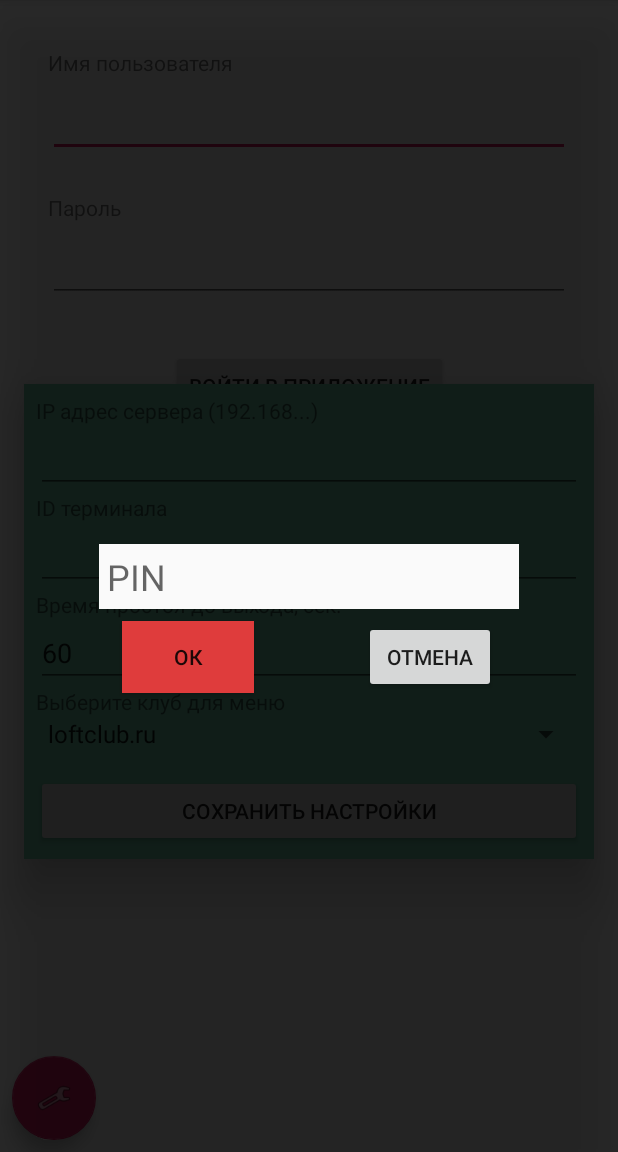
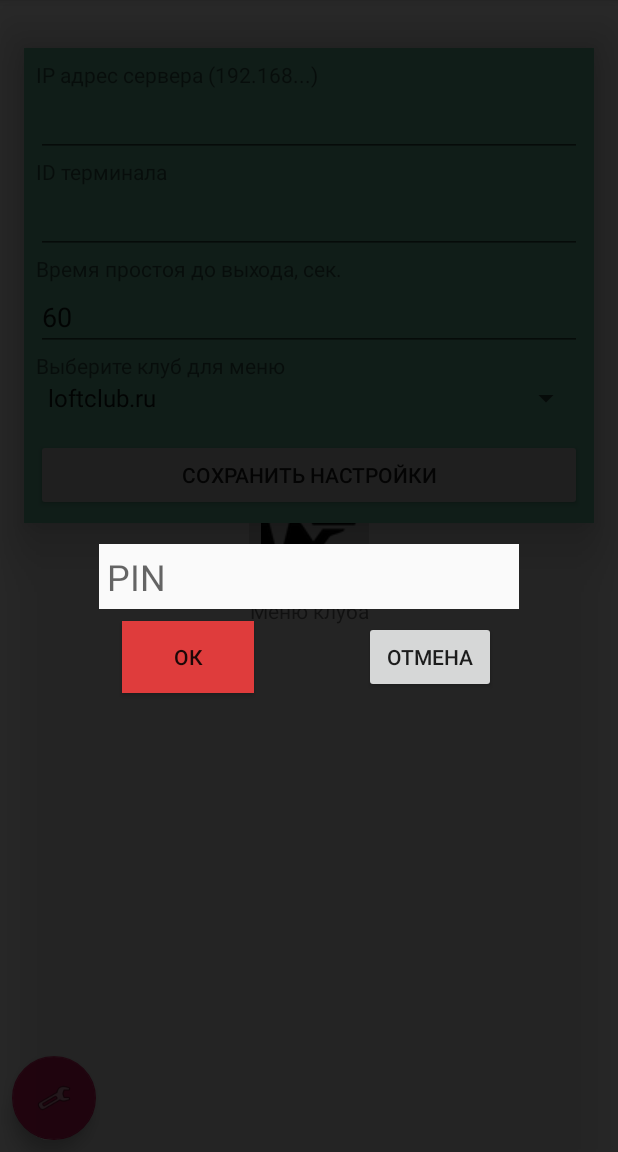
Before and after one commit to RomanAVolodin/ClubsKotlinApp, an Android app: the screen it shows after launch (LoginActivity), after a tap on an icon or button, on a phone screen of 412 x 824 dp, the part 84-1236 px from its top. Run offline under Robolectric (Android 15) with nearby library versions, the phone set to English and light mode, and no system bars; libraries missing offline, so code that uses them is left out: com.xwray.groupie, jp.wasabeef.recyclerview; 5 statements that could not run were skipped.

Commit message:
here we to scanner

```diff
--- a/app/src/main/java/com/clubswaitress/cubswaitressapp/ActivityListener.kt
+++ b/app/src/main/java/com/clubswaitress/cubswaitressapp/ActivityListener.kt
@@ -1,5 +1,6 @@
 package com.clubswaitress.cubswaitressapp
 
+import android.app.PendingIntent.getActivity
 import android.content.Intent
 import android.os.Build
 import android.os.Bundle
@@ -23,6 +24,7 @@ public open class ActivityListener: AppCompatActivity() {
 
     var handler = Handler()
 
+
     var r  = Runnable {
         inactivityAction()
     }
@@ -34,8 +36,6 @@ public open class ActivityListener: AppCompatActivity() {
         val intent = Intent(applicationContext, LoginActivity::class.java)
         intent.flags = Intent.FLAG_ACTIVITY_CLEAR_TOP
         startActivity(intent)
-
-        MainActivity.currentUser = null
         finish()
     }
 
@@ -49,18 +49,32 @@ public open class ActivityListener: AppCompatActivity() {
 
     override fun onDestroy() {
         stopHandler()
-        Log.w("ActivityListener", "---------------   DESTROY DETECTOR ---------------------------")
+        Log.w("ActivityListener", "---------------   DESTROY DETECTOR ${localClassName}---------------------------")
         super.onDestroy()
     }
 
 
     override fun onStop() {
-        stopHandler()
-        Log.w("ActivityListener", "---------------   STOP DETECTOR ---------------------------")
+//        activity.getWindow().getDecorView().getRootView().isShown()
+//        val isVisible = this.window.decorView.isShown
+        if (MainActivity.isTimerOfActivityEnabled) {
+            stopHandler()
+            Log.w("ActivityListener", "--------------- STOP DETECTOR ${localClassName}---------------------------")
+        }
+
         super.onStop()
     }
 
+    override fun onPause() {
+        Log.w("ActivityListener", "--------------- ON PAUSE ${localClassName}---------------------------")
+        MainActivity.isTimerOfActivityEnabled = false
+        super.onPause()
+    }
+
+
     override fun onStart() {
+        Log.w("ActivityListener", "---------------   RESTART DETECTOR ${localClassName}---------------------------")
+        MainActivity.isTimerOfActivityEnabled = true
         stopHandler()
         startHandler()
         super.onStart()
@@ -73,6 +87,7 @@ public open class ActivityListener: AppCompatActivity() {
 
     open fun stopHandler() {
         handler.removeCallbacks(r)
+//        MainActivity.handler = Handler()
     }
 
     open fun startHandler() {
--- a/app/src/main/java/com/clubswaitress/cubswaitressapp/LoginActivity.kt
+++ b/app/src/main/java/com/clubswaitress/cubswaitressapp/LoginActivity.kt
@@ -110,7 +110,6 @@ class LoginActivity : AppCompatActivity() {
 
                     progressDialog.dismiss()
 
-                    Log.i(MainActivity.TAG, "try .... to savedusers creds")
                     val sharedPref = this@LoginActivity.getPreferences(Context.MODE_PRIVATE)
                     with (sharedPref.edit()) {
                         putString("user_pass", login_activity_password.text.toString())
--- a/app/src/main/java/com/clubswaitress/cubswaitressapp/MainActivity.kt
+++ b/app/src/main/java/com/clubswaitress/cubswaitressapp/MainActivity.kt
@@ -4,6 +4,7 @@ import android.annotation.SuppressLint
 import android.content.Intent
 import android.os.Build
 import android.os.Bundle
+import android.os.Handler
 import android.util.Log
 import com.google.android.material.floatingactionbutton.FloatingActionButton
 import com.google.android.material.snackbar.Snackbar
@@ -32,6 +33,8 @@ class MainActivity : ActivityListener(), NavigationView.OnNavigationItemSelected
         var serverBaseUrl = ""
         val updateTimer: Long = 1000
         var iddleBeforeExit: Long = 60000
+
+        var isTimerOfActivityEnabled = false
     }
 
     @RequiresApi(Build.VERSION_CODES.LOLLIPOP)
--- a/app/src/main/res/layout/activity_login.xml
+++ b/app/src/main/res/layout/activity_login.xml
@@ -80,7 +80,7 @@
             android:layout_height="wrap_content"
             android:layout_marginStart="16dp"
             android:layout_marginLeft="16dp"
-            android:layout_marginTop="60dp"
+            android:layout_marginTop="32dp"
             android:layout_marginEnd="16dp"
             android:layout_marginRight="16dp"
             android:background="#6EC5A4"
@@ -88,7 +88,6 @@
             android:orientation="vertical"
             android:padding="@dimen/nav_header_vertical_spacing"
             android:visibility="gone"
-            app:layout_constraintBottom_toBottomOf="parent"
             app:layout_constraintEnd_toEndOf="parent"
             app:layout_constraintStart_toStartOf="parent"
             app:layout_constraintTop_toTopOf="parent"
```
